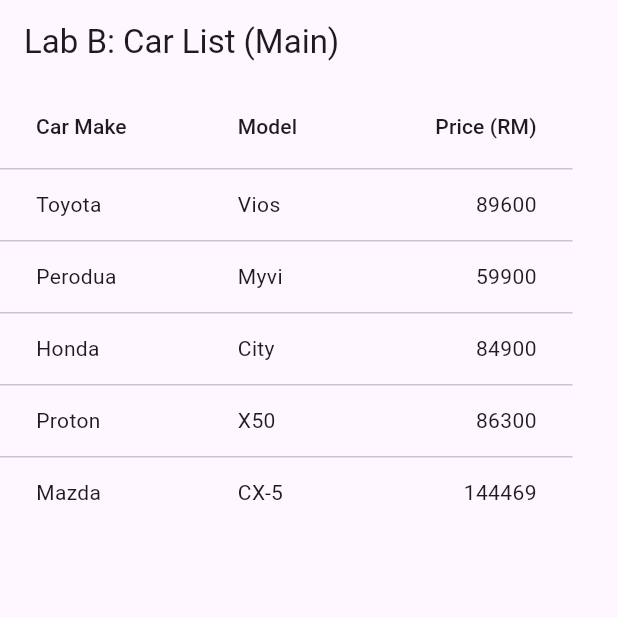
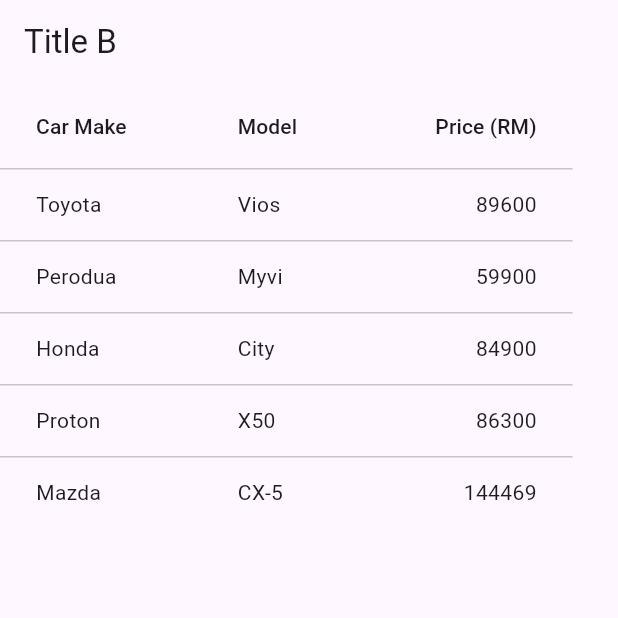
Before and after one commit to nazetta/TMA3084_G02_103041_Lab05_Lesson07, a Flutter app: the screen it shows after launch, on a phone screen of 412 x 824 dp, the top half of it. Run offline on Flutter 3.47's test engine with Material 3 defaults, Android fonts, the phone set to English and light mode, and no system bars.

Commit message:
Change title to B

```diff
--- a/lab_b/lib/main.dart
+++ b/lab_b/lib/main.dart
@@ -63,7 +63,7 @@ class _CarTablePageState extends State<CarTablePage> {
   @override
   Widget build(BuildContext context) {
     return Scaffold(
-      appBar: AppBar(title: const Text('Lab B: Car List (Main)')),
+      appBar: AppBar(title: const Text('Title B')),
       body: SingleChildScrollView(
         scrollDirection: Axis.horizontal,
         child: DataTable(
```
